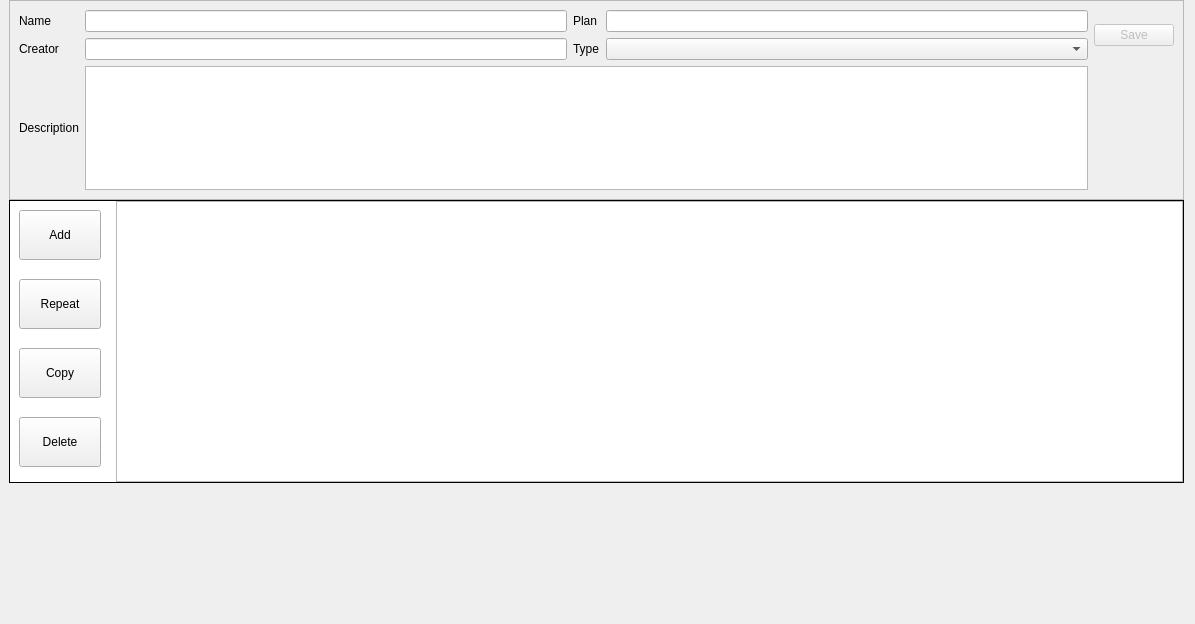
Before: the Qt Designer form src/ui/workout_editor/workoutcreator.ui in MaximumTrainer/MaximumTrainer_Redux, drawn with Qt 5.
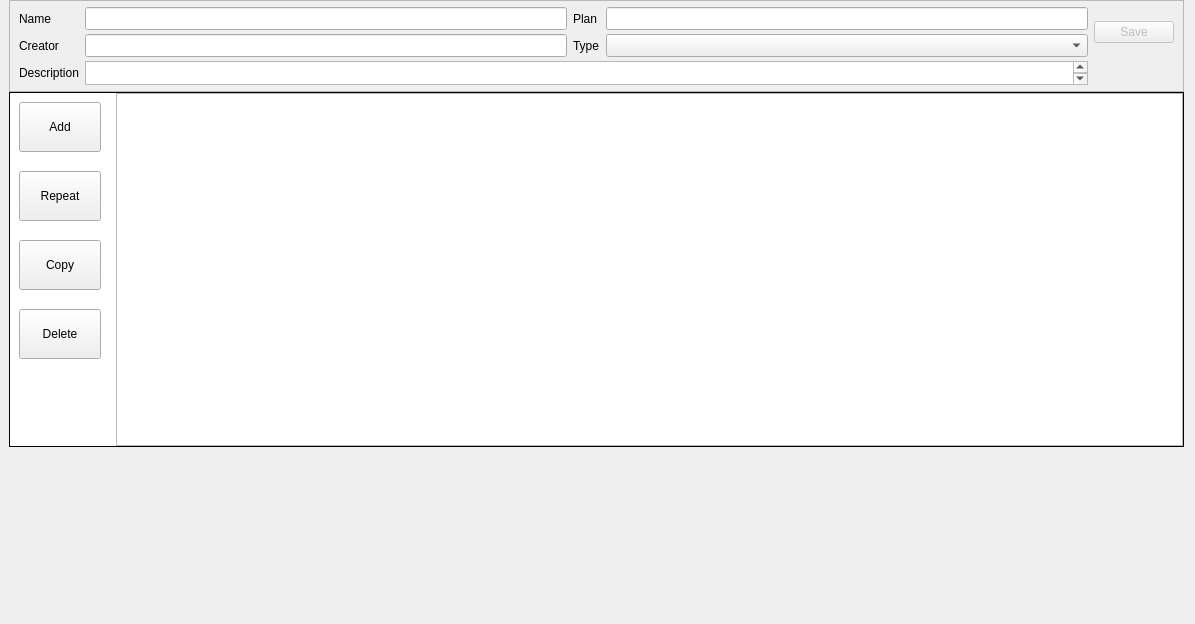
After: the same form once the commit is applied. Icons and pictures are not drawn. Custom widgets are drawn as their Qt base class.

Commit message:
fix(workout-editor): single-line description + leaner meta rows
The workout editor's Description box used a full multi-line QPlainTextEdit
that dominated the meta panel. Make it a single scrollable line (24px) and
tighten the meta rows: cap each field at 24px, drop vertical spacing to 4px,
and shrink the frame 110->92px so the rows pack tightly instead of stretching.

Patch:
```diff
--- a/src/ui/workout_editor/workoutcreator.ui
+++ b/src/ui/workout_editor/workoutcreator.ui
@@ -76,13 +76,13 @@
      <property name="minimumSize">
       <size>
        <width>0</width>
-       <height>200</height>
+       <height>92</height>
       </size>
      </property>
      <property name="maximumSize">
       <size>
        <width>16777215</width>
-       <height>200</height>
+       <height>92</height>
       </size>
      </property>
      <property name="frameShape">
@@ -96,13 +96,16 @@
        <number>9</number>
       </property>
       <property name="topMargin">
-       <number>9</number>
+       <number>6</number>
       </property>
       <property name="rightMargin">
        <number>9</number>
       </property>
       <property name="bottomMargin">
-       <number>9</number>
+       <number>6</number>
+      </property>
+      <property name="verticalSpacing">
+       <number>4</number>
       </property>
       <item row="0" column="0">
        <widget class="QLabel" name="label_name_workout">
@@ -112,7 +115,14 @@
        </widget>
       </item>
       <item row="0" column="1">
-       <widget class="QLineEdit" name="lineEdit_name_workout"/>
+       <widget class="QLineEdit" name="lineEdit_name_workout">
+        <property name="maximumSize">
+         <size>
+          <width>16777215</width>
+          <height>24</height>
+         </size>
+        </property>
+       </widget>
       </item>
       <item row="0" column="2">
        <widget class="QLabel" name="label_plan_workout">
@@ -122,7 +132,14 @@
        </widget>
       </item>
       <item row="0" column="3">
-       <widget class="QLineEdit" name="lineEdit_plan_workout"/>
+       <widget class="QLineEdit" name="lineEdit_plan_workout">
+        <property name="maximumSize">
+         <size>
+          <width>16777215</width>
+          <height>24</height>
+         </size>
+        </property>
+       </widget>
       </item>
       <item row="1" column="0">
        <widget class="QLabel" name="label_creator_workout">
@@ -132,7 +149,14 @@
        </widget>
       </item>
       <item row="1" column="1">
-       <widget class="QLineEdit" name="lineEdit_creator_workout"/>
+       <widget class="QLineEdit" name="lineEdit_creator_workout">
+        <property name="maximumSize">
+         <size>
+          <width>16777215</width>
+          <height>24</height>
+         </size>
+        </property>
+       </widget>
       </item>
       <item row="1" column="2">
        <widget class="QLabel" name="label_type_workout">
@@ -142,7 +166,14 @@
        </widget>
       </item>
       <item row="1" column="3">
-       <widget class="QComboBox" name="comboBox_type_workout"/>
+       <widget class="QComboBox" name="comboBox_type_workout">
+        <property name="maximumSize">
+         <size>
+          <width>16777215</width>
+          <height>24</height>
+         </size>
+        </property>
+       </widget>
       </item>
       <item row="2" column="0">
        <widget class="QLabel" name="label_description_workout">
@@ -154,11 +185,17 @@
       <item row="2" column="1" colspan="3">
        <widget class="QPlainTextEdit" name="plainTextEdit_description_workout">
         <property name="sizePolicy">
-         <sizepolicy hsizetype="Expanding" vsizetype="Expanding">
+         <sizepolicy hsizetype="Expanding" vsizetype="Fixed">
           <horstretch>0</horstretch>
           <verstretch>0</verstretch>
          </sizepolicy>
         </property>
+        <property name="maximumSize">
+         <size>
+          <width>16777215</width>
+          <height>24</height>
+         </size>
+        </property>
        </widget>
       </item>
       <item row="0" column="4" rowspan="2">
```
